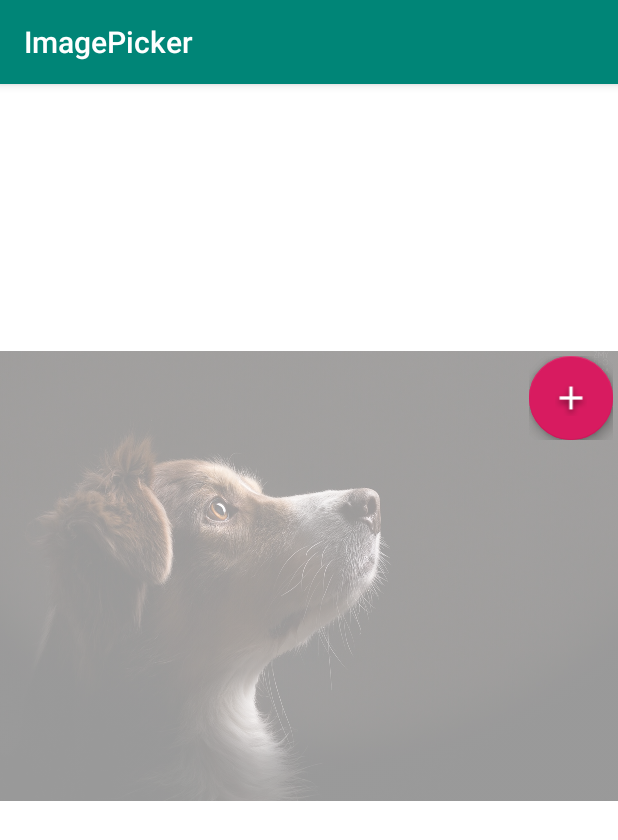
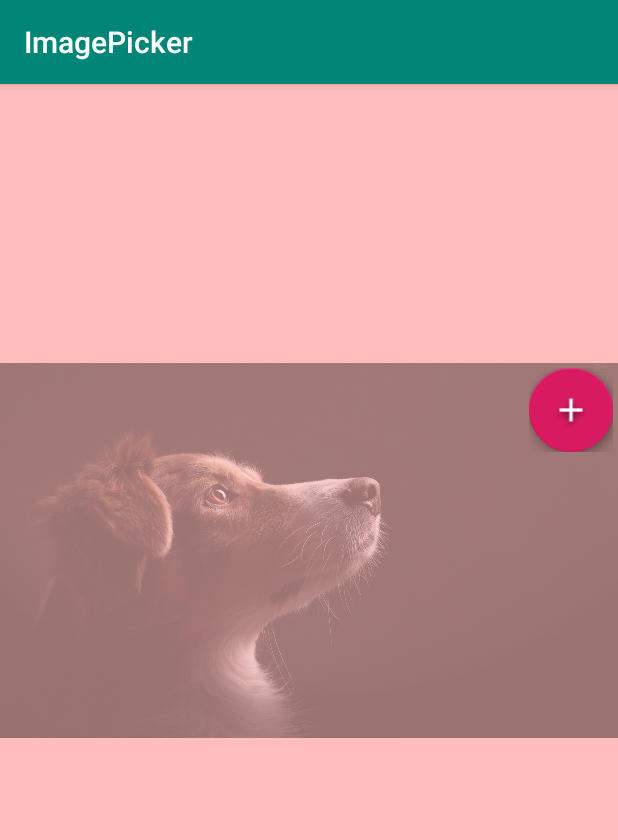
Before and after one commit to fady-zarif/ImagePickerComp, an Android app: the screen it shows after launch (MainActivity), on a phone screen of 412 x 824 dp. Shown: the top 840 px of the screen. Run offline under Robolectric (Android 15) with nearby library versions, the phone set to English and light mode, and no system bars; our stand-ins replace Picasso; libraries missing offline, so code that uses them is left out: com.github.clans.fab; plain views replace FloatingActionButton, FloatingActionMenu; 13 statements that could not run were skipped.

Commit message:
solve component size issue

```diff
--- a/app/src/main/res/layout/activity_main.xml
+++ b/app/src/main/res/layout/activity_main.xml
@@ -3,17 +3,16 @@
     xmlns:app="http://schemas.android.com/apk/res-auto"
     xmlns:tools="http://schemas.android.com/tools"
     android:layout_width="match_parent"
-    android:background="@color/color_white_main"
+    android:background="#ffbdbd"
     android:layout_height="match_parent"
+
     tools:context=".MainActivity">
 
 
     <com.example.imagepickercomp.PickMediaView
         android:id="@+id/pickMediaView"
         android:layout_width="match_parent"
-
-        android:layout_height="300dp"
-
+        android:layout_height="250dp"
         android:layout_marginTop="128dp"
         app:editMenuColor="#442045"
         app:layout_constraintBottom_toBottomOf="parent"
--- a/imagepickercomp/build.gradle
+++ b/imagepickercomp/build.gradle
@@ -1,7 +1,7 @@
 apply plugin: 'com.android.library'
 apply plugin: 'com.github.dcendents.android-maven'
 group = 'edmt.dev'
-version='1.0'
+version='1.1'
 
 android {
     compileSdkVersion 29
--- a/imagepickercomp/src/main/res/layout/pick_media_view.xml
+++ b/imagepickercomp/src/main/res/layout/pick_media_view.xml
@@ -2,13 +2,13 @@
 <FrameLayout xmlns:android="http://schemas.android.com/apk/res/android"
     xmlns:app="http://schemas.android.com/apk/res-auto"
     android:layout_width="match_parent"
-    android:layout_height="300dp"
+    android:layout_height="match_parent"
     android:orientation="vertical">
 
     <androidx.viewpager.widget.ViewPager
         android:id="@+id/imagesViewPager"
         android:layout_width="match_parent"
-        android:layout_height="300dp">
+        android:layout_height="match_parent">
 
         <com.example.imagepickercomp.PagerIndicator
             android:layout_width="match_parent"
@@ -18,7 +18,7 @@
     <ImageView
         android:id="@+id/imgDefault"
         android:layout_width="match_parent"
-        android:layout_height="300dp"
+        android:layout_height="match_parent"
         android:alpha="0.4"
         android:scaleType="fitXY"
         android:src="@drawable/dog_wallpaper" />
```
